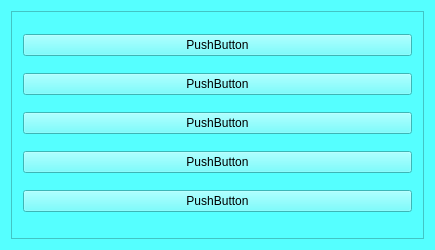
Above: QBoxLayoutDemo001/widget.ui from qianlima210210/QTPrj_JuRen before the change. Below: the same form after it.
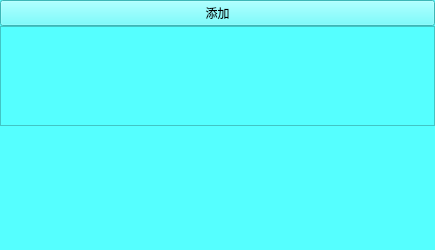
That is the form after the change.

Patch:
```diff
--- a/QBoxLayoutDemo001/widget.ui
+++ b/QBoxLayoutDemo001/widget.ui
@@ -17,8 +17,48 @@
    <string notr="true">background-color: rgb(85, 255, 255);</string>
   </property>
   <layout class="QVBoxLayout" name="verticalLayout">
+   <property name="spacing">
+    <number>0</number>
+   </property>
+   <property name="leftMargin">
+    <number>0</number>
+   </property>
+   <property name="topMargin">
+    <number>0</number>
+   </property>
+   <property name="rightMargin">
+    <number>0</number>
+   </property>
+   <property name="bottomMargin">
+    <number>0</number>
+   </property>
+   <item>
+    <widget class="QPushButton" name="addBtn">
+     <property name="text">
+      <string>添加</string>
+     </property>
+    </widget>
+   </item>
    <item>
     <widget class="QScrollArea" name="scrollArea">
+     <property name="sizePolicy">
+      <sizepolicy hsizetype="Expanding" vsizetype="Fixed">
+       <horstretch>0</horstretch>
+       <verstretch>100</verstretch>
+      </sizepolicy>
+     </property>
+     <property name="minimumSize">
+      <size>
+       <width>0</width>
+       <height>100</height>
+      </size>
+     </property>
+     <property name="maximumSize">
+      <size>
+       <width>16777215</width>
+       <height>100</height>
+      </size>
+     </property>
      <property name="widgetResizable">
       <bool>true</bool>
      </property>
@@ -27,50 +67,26 @@
        <rect>
         <x>0</x>
         <y>0</y>
-        <width>421</width>
-        <height>236</height>
+        <width>433</width>
+        <height>98</height>
        </rect>
       </property>
-      <layout class="QVBoxLayout" name="verticalLayout_2">
-       <item>
-        <widget class="QPushButton" name="pushButton">
-         <property name="text">
-          <string>PushButton</string>
-         </property>
-        </widget>
-       </item>
-       <item>
-        <widget class="QPushButton" name="pushButton_2">
-         <property name="text">
-          <string>PushButton</string>
-         </property>
-        </widget>
-       </item>
-       <item>
-        <widget class="QPushButton" name="pushButton_3">
-         <property name="text">
-          <string>PushButton</string>
-         </property>
-        </widget>
-       </item>
-       <item>
-        <widget class="QPushButton" name="pushButton_4">
-         <property name="text">
-          <string>PushButton</string>
-         </property>
-        </widget>
-       </item>
-       <item>
-        <widget class="QPushButton" name="pushButton_5">
-         <property name="text">
-          <string>PushButton</string>
-         </property>
-        </widget>
-       </item>
-      </layout>
      </widget>
     </widget>
    </item>
+   <item>
+    <spacer name="verticalSpacer">
+     <property name="orientation">
+      <enum>Qt::Vertical</enum>
+     </property>
+     <property name="sizeHint" stdset="0">
+      <size>
+       <width>20</width>
+       <height>40</height>
+      </size>
+     </property>
+    </spacer>
+   </item>
   </layout>
  </widget>
  <layoutdefault spacing="6" margin="11"/>
```
Left out of the diff: 2 changed lines with no effect on the pictures.
